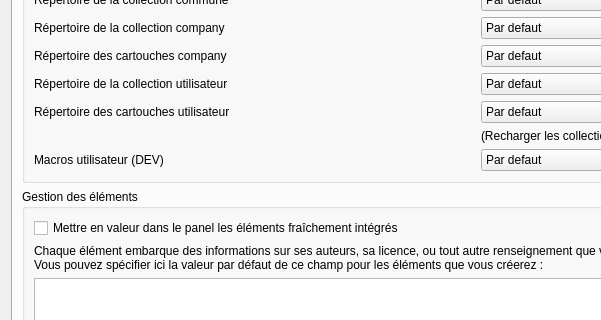
Above: sources/ui/configpage/generalconfigurationpage.ui from qelectrotech/qelectrotech-source-mirror before the change; both pictures show x 0 to 601 and y 86 to 406 of the 955 by 556 pixel window. Below: the same form after it.
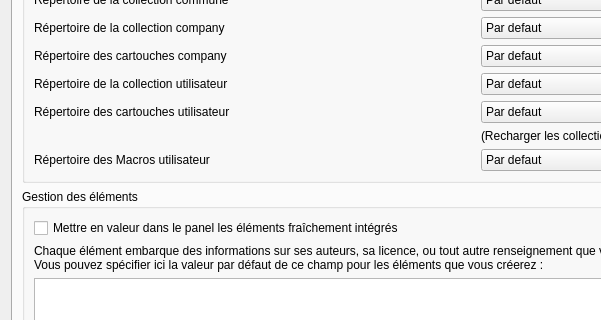
That is the form after the change. The open tabs and pages were chosen to show the change.

```diff
--- a/sources/ui/configpage/generalconfigurationpage.ui
+++ b/sources/ui/configpage/generalconfigurationpage.ui
@@ -352,7 +352,7 @@
           <item row="7" column="0">
            <widget class="QLabel" name="label_11">
             <property name="text">
-             <string>Macros utilisateur (DEV)</string>
+             <string>Répertoire des Macros utilisateur</string>
             </property>
            </widget>
           </item>
```
Left out of the diff: 2 changed lines with no effect on the pictures.
